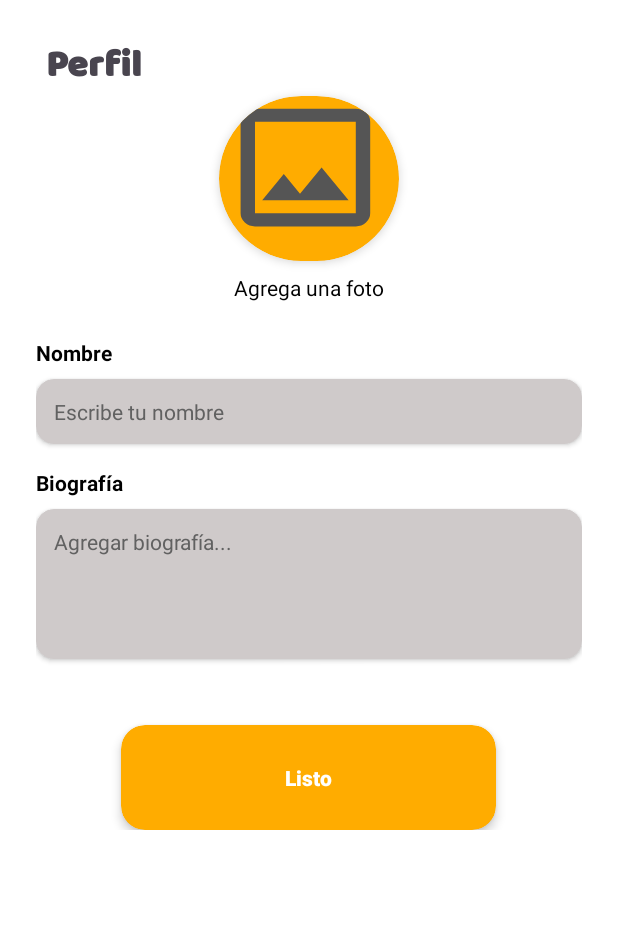
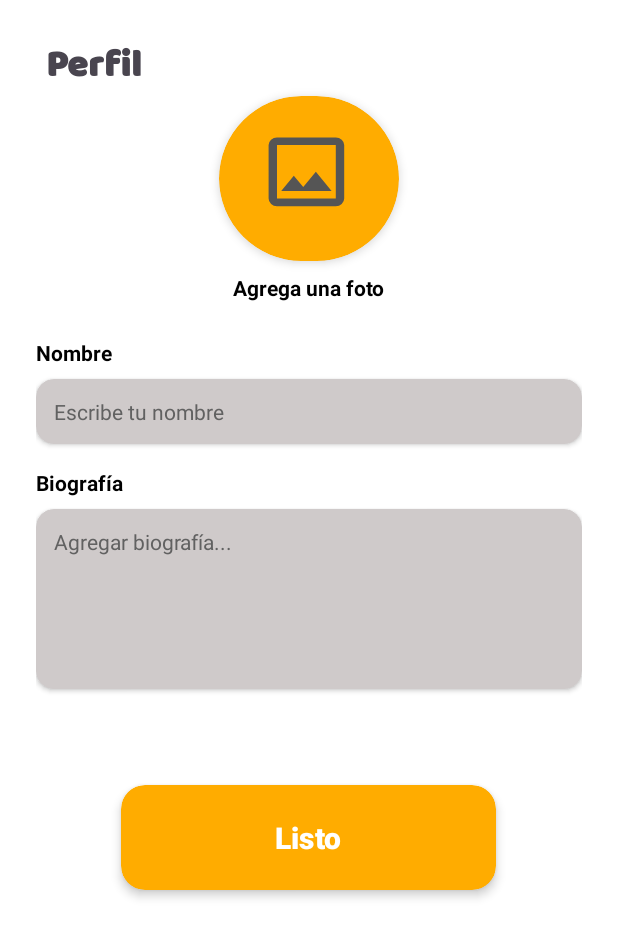
Before and after one commit to FeedoProyect/Feedo, an Android app: the layout fragment_editar_perfil.xml on its own in the app's theme, with its tools: preview values and no code run, on a phone screen of 412 x 824 dp. Shown: the top 938 px of the screen. Run offline under Robolectric (Android 15) with nearby library versions, the phone set to English and light mode, and no system bars.

Commit message:
modo oscuro en detalle y perfilpersonalizable

```diff
--- a/app/src/main/res/layout/fragment_editar_perfil.xml
+++ b/app/src/main/res/layout/fragment_editar_perfil.xml
@@ -1,16 +1,11 @@
 <?xml version="1.0" encoding="utf-8"?>
-<ScrollView xmlns:android="http://schemas.android.com/apk/res/android"
+<LinearLayout xmlns:android="http://schemas.android.com/apk/res/android"
     xmlns:app="http://schemas.android.com/apk/res-auto"
     android:layout_width="match_parent"
     android:layout_height="match_parent"
+    android:orientation="vertical"
     android:padding="24dp"
-    android:background="@color/white">
-
-    <LinearLayout
-        android:layout_width="match_parent"
-        android:layout_height="wrap_content"
-        android:orientation="vertical">
-
+    android:background="@color/color_background_cardview">
 
     <LinearLayout
         android:layout_width="match_parent"
@@ -18,6 +13,7 @@
         android:gravity="center"
         android:orientation="vertical"
         android:layout_marginBottom="24dp">
+
         <TextView
             android:layout_width="90dp"
             android:layout_height="40dp"
@@ -25,26 +21,24 @@
             android:textStyle="bold"
             android:fontFamily="@font/balo_thambi"
             android:textSize="25dp"
-                android:layout_marginEnd="130dp">
-
-            </TextView>
+            android:layout_marginEnd="130dp"/>
 
         <androidx.cardview.widget.CardView
             android:layout_width="120dp"
             android:layout_height="110dp"
             app:cardCornerRadius="60dp"
             app:cardElevation="4dp"
-                android:backgroundTint="@color/tittle_color"
-                >
+            android:backgroundTint="@color/tittle_color">
 
             <ImageView
                 android:id="@+id/imgProfile"
-                    android:layout_width="120dp"
-                    android:layout_height="120dp"
-                    android:src="@drawable/ic_image"
+                android:layout_width="70dp"
+                android:layout_height="70dp"
                 android:layout_gravity="center"
+                android:layout_marginVertical="70dp"
+                android:contentDescription="Foto de perfil"
                 android:scaleType="centerInside"
-                    android:contentDescription="Foto de perfil"/>
+                android:src="@drawable/ic_image" />
         </androidx.cardview.widget.CardView>
 
         <TextView
@@ -52,19 +46,19 @@
             android:layout_height="wrap_content"
             android:text="Agrega una foto"
             android:textSize="14sp"
+            android:textStyle="bold"
             android:layout_marginTop="8dp"
-                android:textColor="@color/black"/>
+            android:textColor="@color/text_de_items"/>
     </LinearLayout>
 
 
-        <!-- Nombre -->
     <TextView
         android:layout_width="wrap_content"
         android:layout_height="wrap_content"
         android:text="Nombre"
         android:textStyle="bold"
         android:textSize="14sp"
-            android:textColor="@color/black"
+        android:textColor="@color/text_de_items"
         android:layout_marginBottom="8dp"/>
 
     <androidx.cardview.widget.CardView
@@ -88,14 +82,14 @@
     </androidx.cardview.widget.CardView>
 
 
-
+    <!-- Biografía -->
     <TextView
         android:layout_width="wrap_content"
         android:layout_height="wrap_content"
         android:text="Biografía"
         android:textStyle="bold"
         android:textSize="14sp"
-            android:textColor="@color/black"
+        android:textColor="@color/text_de_items"
         android:layout_marginBottom="8dp"/>
 
     <androidx.cardview.widget.CardView
@@ -109,7 +103,7 @@
         <EditText
             android:id="@+id/edtBio"
             android:layout_width="match_parent"
-                android:layout_height="100dp"
+            android:layout_height="120dp"
             android:hint="Agregar biografía..."
             android:padding="12dp"
             android:gravity="top|start"
@@ -124,7 +118,7 @@
     <androidx.cardview.widget.CardView
         android:layout_width="250dp"
         android:layout_height="wrap_content"
-            android:layout_marginTop="20dp"
+        android:layout_marginTop="40dp"
         android:layout_gravity="center"
         app:cardCornerRadius="16dp"
         app:cardElevation="4dp"
@@ -135,6 +129,7 @@
             android:layout_width="match_parent"
             android:layout_height="70dp"
             android:text="Listo"
+            android:textSize="20sp"
             android:textStyle="bold"
             android:textAllCaps="false"
             android:textColor="@color/white"
@@ -143,4 +138,3 @@
     </androidx.cardview.widget.CardView>
 
 </LinearLayout>
-</ScrollView>
--- a/app/src/main/res/values-night/Colors.xml
+++ b/app/src/main/res/values-night/Colors.xml
@@ -14,7 +14,9 @@
     <color name="color_background_cardview">#383636</color>
 
     <color name="color_boton_welcome">#4B4949</color>
-    <color name="dark_gray">#C7BBBB</color>
+    <color name="dark_gray">#DDDADA</color>
     <color name="fondodetalle">#1E1B1F</color>
     <color name="detalleBtn">#FFAC00</color>
+    <color name="editText">#2F2E2E</color>
+    <color name="itemPersoPerfil">#242323</color>
 </resources>
--- a/app/src/main/res/values/colors.xml
+++ b/app/src/main/res/values/colors.xml
@@ -32,4 +32,7 @@
     <color name="detalleBtn">#000000</color>
     <color name="fondodetalle">#F8F5F5</color>
     <color name="itemPersoPerfil">#CFCACA</color>
+
+
+    <color name="editText">#616161</color>
 </resources>
```
Also changed, not shown: app/src/main/java/com/benjamin/proyectofeedo/pantallasPrincipales/UI/feedoPerfil/EditarPerfilFragment.kt (+31 -1 lines), app/src/main/java/com/benjamin/proyectofeedo/pantallasPrincipales/UI/feedoPerfil/PerfilFragment.kt (+10 -2 lines), app/src/main/java/com/benjamin/proyectofeedo/pantallasPrincipales/UI/feedoPerfil/PerfilViewModel.kt (deleted, +0 -23 lines), app/src/main/res/layout/fragment_detalle_receta.xml (+9 -9 lines), app/src/main/res/navigation/main_graph.xml (+14 -0 lines). Lines whose indentation alone changed are shown as unchanged.
